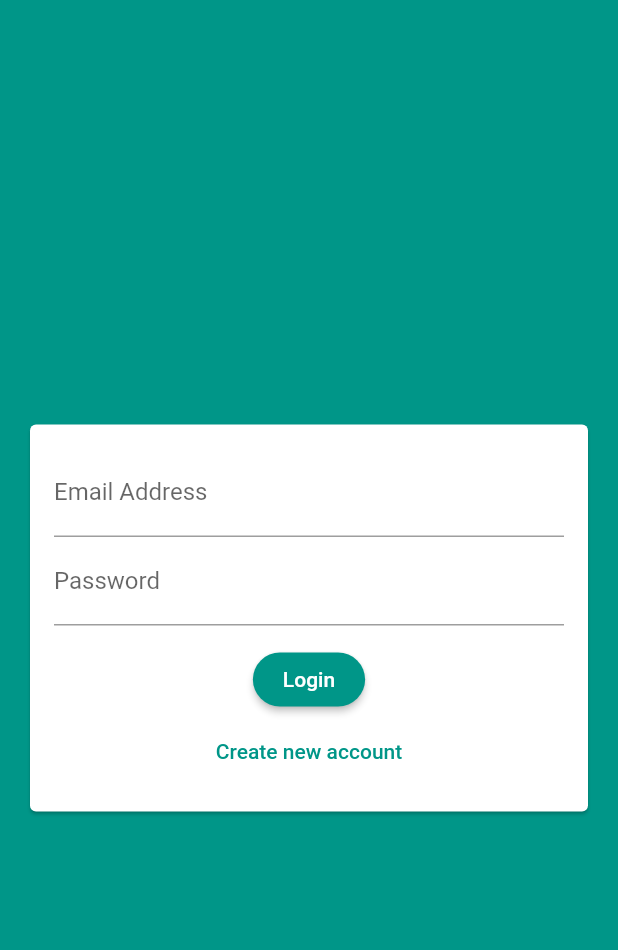
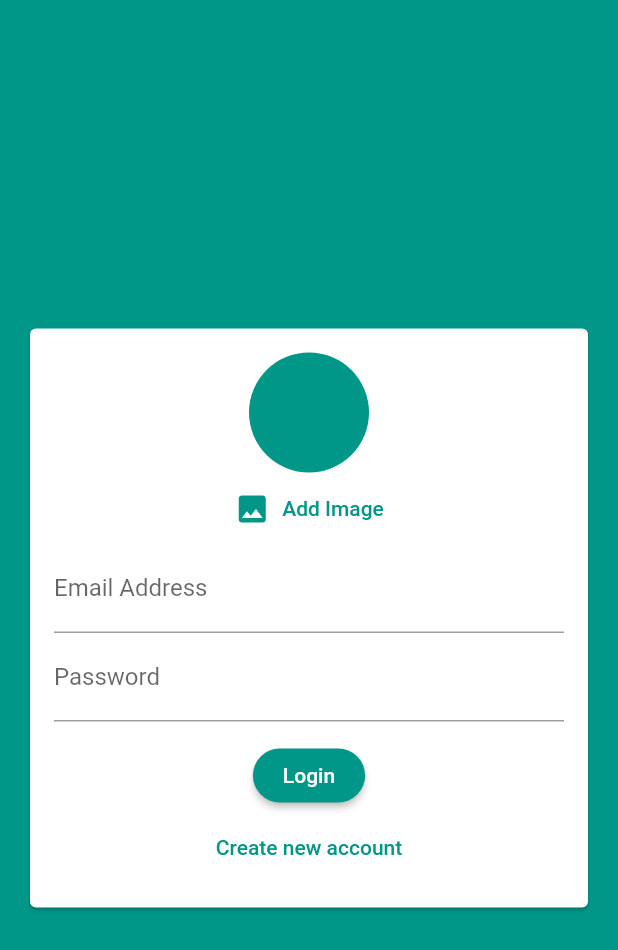
Before and after one commit to Tolulope05/tee_chat_app, a Flutter app: the screen it shows after launch, on a phone screen of 412 x 824 dp. Shown: the top 950 px of the screen. Run offline on Flutter 3.47's test engine with Material 2 defaults, Android fonts, the phone set to English and light mode, and no system bars; our stand-ins replace cloud_firestore, firebase_auth, firebase_core, image_picker; accounts and stored records are empty.

Commit message:
added an image picker

```diff
--- /dev/null
+++ b/lib/pickers/user_image_picker.dart
@@ -0,0 +1,44 @@
+import 'dart:io';
+
+import 'package:flutter/material.dart';
+
+import 'package:image_picker/image_picker.dart';
+
+class UserImagePicker extends StatefulWidget {
+  UserImagePicker({Key? key}) : super(key: key);
+
+  @override
+  State<UserImagePicker> createState() => _UserImagePickerState();
+}
+
+class _UserImagePickerState extends State<UserImagePicker> {
+  File? _pickedImage;
+
+  Future<void> _pickImage() async {
+    final ImagePicker _picker = ImagePicker();
+    final XFile? image = await _picker.pickImage(source: ImageSource.camera);
+    // print(image!.path.toString());
+    setState(() {
+      _pickedImage = File(image!.path);
+    });
+  }
+
+  @override
+  Widget build(BuildContext context) {
+    return Column(
+      children: [
+        CircleAvatar(
+          backgroundImage:
+              _pickedImage != null ? FileImage(_pickedImage!) : null,
+          radius: 40,
+          backgroundColor: Theme.of(context).colorScheme.primary,
+        ),
+        TextButton.icon(
+          onPressed: _pickImage,
+          icon: const Icon(Icons.image),
+          label: const Text('Add Image'),
+        ),
+      ],
+    );
+  }
+}
--- a/lib/widgets/auth/auth_form.dart
+++ b/lib/widgets/auth/auth_form.dart
@@ -1,4 +1,6 @@
 import 'package:flutter/material.dart';
+
+import '../../pickers/user_image_picker.dart';
 
 class AuthForm extends StatefulWidget {
   final void Function(
@@ -56,6 +58,7 @@ class _AuthFormState extends State<AuthForm> {
               child: Column(
                 mainAxisSize: MainAxisSize.min,
                 children: [
+                  UserImagePicker(),
                   TextFormField(
                     key: const ValueKey('email'),
                     keyboardType: TextInputType.emailAddress,
--- a/pubspec.yaml
+++ b/pubspec.yaml
@@ -37,6 +37,7 @@ dependencies:
   firebase_core: ^1.18.0
   cloud_firestore: ^3.1.18
   firebase_auth: ^3.3.20
+  image_picker: ^0.8.5+3
 
 dev_dependencies:
   flutter_test:
```
Also changed, not shown: pubspec.lock, 1 other file.
